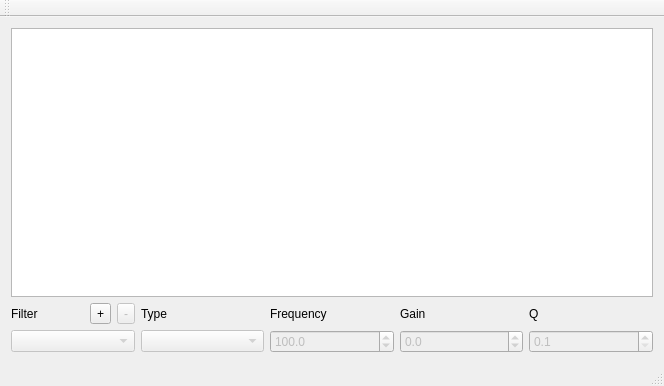
mincequi/cornrow, file coroco/MainWindow.ui: the form before one commit.
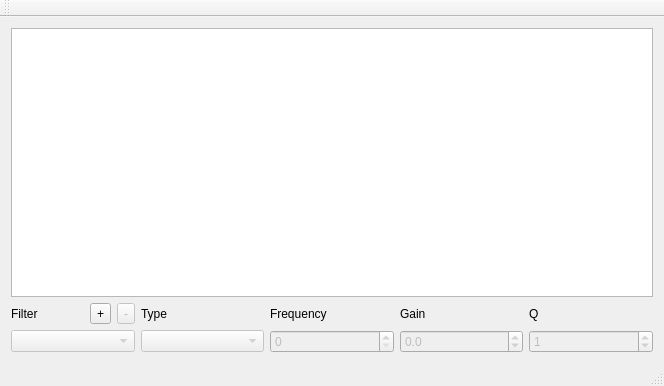
The form after the commit.

What changed in the file:
```diff
--- a/coroco/MainWindow.ui
+++ b/coroco/MainWindow.ui
@@ -70,25 +70,6 @@
         </property>
        </widget>
       </item>
-      <item row="1" column="2">
-       <widget class="QDoubleSpinBox" name="freqSpinBox">
-        <property name="enabled">
-         <bool>false</bool>
-        </property>
-        <property name="decimals">
-         <number>1</number>
-        </property>
-        <property name="minimum">
-         <double>20.000000000000000</double>
-        </property>
-        <property name="maximum">
-         <double>20000.000000000000000</double>
-        </property>
-        <property name="value">
-         <double>100.000000000000000</double>
-        </property>
-       </widget>
-      </item>
       <item row="0" column="3">
        <widget class="QLabel" name="label_4">
         <property name="text">
@@ -110,25 +91,6 @@
         </property>
        </widget>
       </item>
-      <item row="1" column="4">
-       <widget class="QDoubleSpinBox" name="qSpinBox">
-        <property name="enabled">
-         <bool>false</bool>
-        </property>
-        <property name="decimals">
-         <number>1</number>
-        </property>
-        <property name="minimum">
-         <double>0.100000000000000</double>
-        </property>
-        <property name="maximum">
-         <double>50.000000000000000</double>
-        </property>
-        <property name="singleStep">
-         <double>0.100000000000000</double>
-        </property>
-       </widget>
-      </item>
       <item row="0" column="0">
        <layout class="QHBoxLayout" name="horizontalLayout_3">
         <item>
@@ -170,6 +132,29 @@
         </item>
        </layout>
       </item>
+      <item row="1" column="2">
+       <widget class="QSpinBox" name="freqSpinBox">
+        <property name="enabled">
+         <bool>false</bool>
+        </property>
+        <property name="maximum">
+         <number>120</number>
+        </property>
+       </widget>
+      </item>
+      <item row="1" column="4">
+       <widget class="QSpinBox" name="qSpinBox">
+        <property name="enabled">
+         <bool>false</bool>
+        </property>
+        <property name="maximum">
+         <number>50</number>
+        </property>
+        <property name="value">
+         <number>1</number>
+        </property>
+       </widget>
+      </item>
      </layout>
     </item>
    </layout>
```
Left out of the diff: 2 changed lines with no effect on the pictures.
